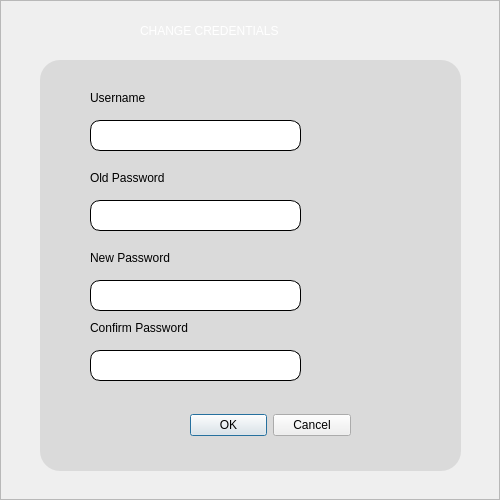
Qt form ui/changeCredentials.ui (HimoJCode/Automated-Attendance-Tracking) before a commit.
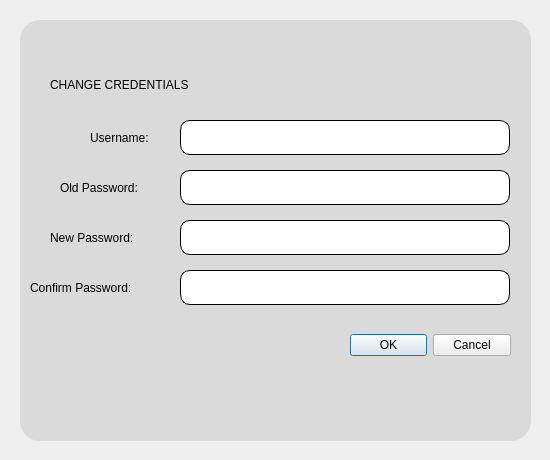
The same form after that commit. Icons and pictures are not drawn.

```diff
--- a/ui/changeCredentials.ui
+++ b/ui/changeCredentials.ui
@@ -6,8 +6,8 @@
    <rect>
     <x>0</x>
     <y>0</y>
-    <width>500</width>
-    <height>500</height>
+    <width>550</width>
+    <height>460</height>
    </rect>
   </property>
   <property name="windowTitle">
@@ -34,7 +34,9 @@
      <property name="styleSheet">
       <string notr="true">QFrame#background{
 border-image:url(:/resources/moduleBG.png) 0 0 0 0 stratch stretch;
-}</string>
+border-radius: 10px;
+}
+</string>
      </property>
      <property name="frameShape">
       <enum>QFrame::StyledPanel</enum>
@@ -42,18 +44,18 @@
      <property name="frameShadow">
       <enum>QFrame::Raised</enum>
      </property>
-     <widget class="QLabel" name="label_2">
+     <widget class="QLabel" name="changeCredential_label">
       <property name="geometry">
        <rect>
-        <x>140</x>
-        <y>20</y>
-        <width>231</width>
-        <height>21</height>
+        <x>50</x>
+        <y>70</y>
+        <width>250</width>
+        <height>30</height>
        </rect>
       </property>
       <property name="styleSheet">
        <string notr="true">font: 87 12pt &quot;Segoe UI Black&quot;;
-color: #ffffff;</string>
+color: #000000;</string>
       </property>
       <property name="text">
        <string>CHANGE CREDENTIALS</string>
@@ -62,10 +64,10 @@
      <widget class="QFrame" name="changeCredentials">
       <property name="geometry">
        <rect>
-        <x>40</x>
-        <y>60</y>
-        <width>421</width>
-        <height>411</height>
+        <x>20</x>
+        <y>20</y>
+        <width>511</width>
+        <height>421</height>
        </rect>
       </property>
       <property name="styleSheet">
@@ -94,59 +96,59 @@
       <widget class="QLineEdit" name="usernameLineEdit">
        <property name="geometry">
         <rect>
-         <x>50</x>
-         <y>60</y>
-         <width>211</width>
-         <height>31</height>
+         <x>160</x>
+         <y>100</y>
+         <width>330</width>
+         <height>35</height>
         </rect>
        </property>
       </widget>
       <widget class="QLineEdit" name="oldPasswordLineEdit">
        <property name="geometry">
         <rect>
-         <x>50</x>
-         <y>140</y>
-         <width>211</width>
-         <height>31</height>
+         <x>160</x>
+         <y>150</y>
+         <width>330</width>
+         <height>35</height>
         </rect>
        </property>
        <property name="echoMode">
         <enum>QLineEdit::Password</enum>
        </property>
       </widget>
-      <widget class="QLabel" name="firstName_label">
+      <widget class="QLabel" name="username_label">
        <property name="geometry">
         <rect>
-         <x>50</x>
-         <y>30</y>
+         <x>70</x>
+         <y>100</y>
          <width>81</width>
-         <height>16</height>
+         <height>35</height>
         </rect>
        </property>
        <property name="text">
-        <string>Username</string>
+        <string>Username:</string>
        </property>
       </widget>
-      <widget class="QLabel" name="lastNmae_label">
+      <widget class="QLabel" name="oldPassword_label">
        <property name="geometry">
         <rect>
-         <x>50</x>
-         <y>110</y>
+         <x>40</x>
+         <y>150</y>
          <width>121</width>
-         <height>16</height>
+         <height>35</height>
         </rect>
        </property>
        <property name="text">
-        <string>Old Password</string>
+        <string>Old Password:</string>
        </property>
       </widget>
       <widget class="QDialogButtonBox" name="buttonBox">
        <property name="geometry">
         <rect>
-         <x>150</x>
-         <y>350</y>
+         <x>330</x>
+         <y>300</y>
          <width>161</width>
-         <height>31</height>
+         <height>50</height>
         </rect>
        </property>
        <property name="standardButtons">
@@ -156,49 +158,49 @@
       <widget class="QLineEdit" name="confirmPasswordLineEdit">
        <property name="geometry">
         <rect>
-         <x>50</x>
-         <y>290</y>
-         <width>211</width>
-         <height>31</height>
+         <x>160</x>
+         <y>250</y>
+         <width>330</width>
+         <height>35</height>
         </rect>
        </property>
        <property name="echoMode">
         <enum>QLineEdit::Password</enum>
        </property>
       </widget>
-      <widget class="QLabel" name="lastNmae_label_2">
+      <widget class="QLabel" name="confirmPassword_label">
        <property name="geometry">
         <rect>
-         <x>50</x>
-         <y>260</y>
-         <width>141</width>
-         <height>16</height>
+         <x>10</x>
+         <y>250</y>
+         <width>151</width>
+         <height>35</height>
         </rect>
        </property>
        <property name="text">
-        <string>Confirm Password</string>
+        <string>Confirm Password:</string>
        </property>
       </widget>
-      <widget class="QLabel" name="lastNmae_label_3">
+      <widget class="QLabel" name="newPassword_label">
        <property name="geometry">
         <rect>
-         <x>50</x>
-         <y>190</y>
+         <x>30</x>
+         <y>200</y>
          <width>121</width>
-         <height>16</height>
+         <height>35</height>
         </rect>
        </property>
        <property name="text">
-        <string>New Password</string>
+        <string>New Password:</string>
        </property>
       </widget>
       <widget class="QLineEdit" name="newPasswordLineEdit">
        <property name="geometry">
         <rect>
-         <x>50</x>
-         <y>220</y>
-         <width>211</width>
-         <height>31</height>
+         <x>160</x>
+         <y>200</y>
+         <width>330</width>
+         <height>35</height>
         </rect>
        </property>
        <property name="echoMode">
@@ -206,6 +208,8 @@
        </property>
       </widget>
      </widget>
+     <zorder>changeCredentials</zorder>
+     <zorder>changeCredential_label</zorder>
     </widget>
    </item>
   </layout>
```
